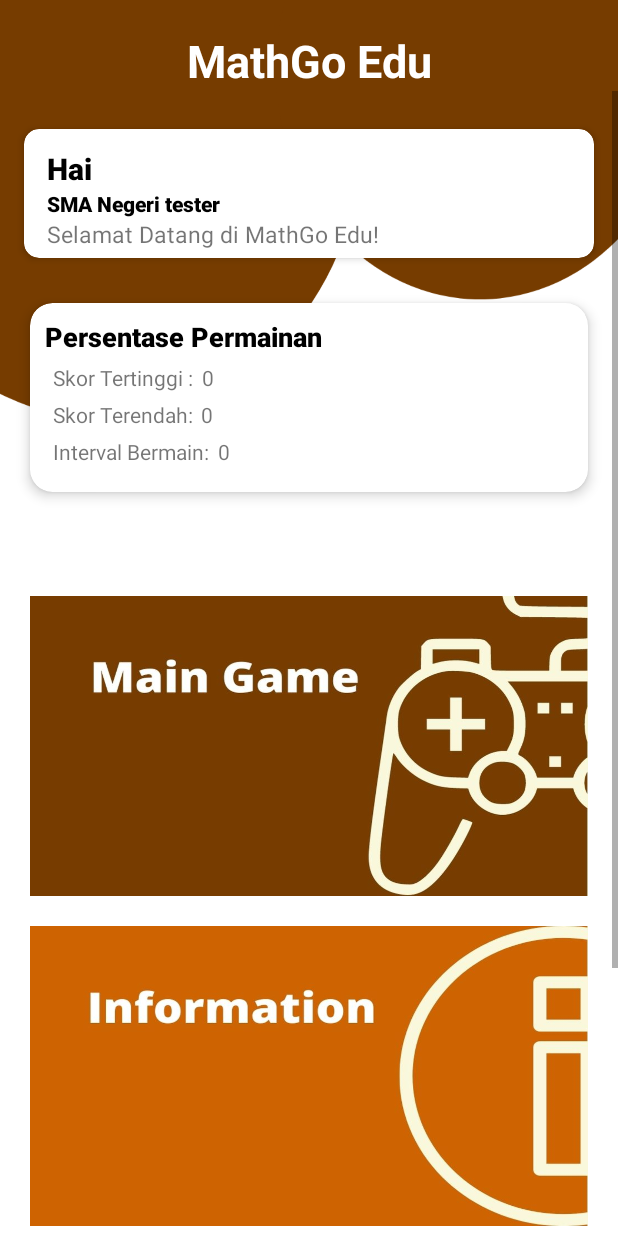
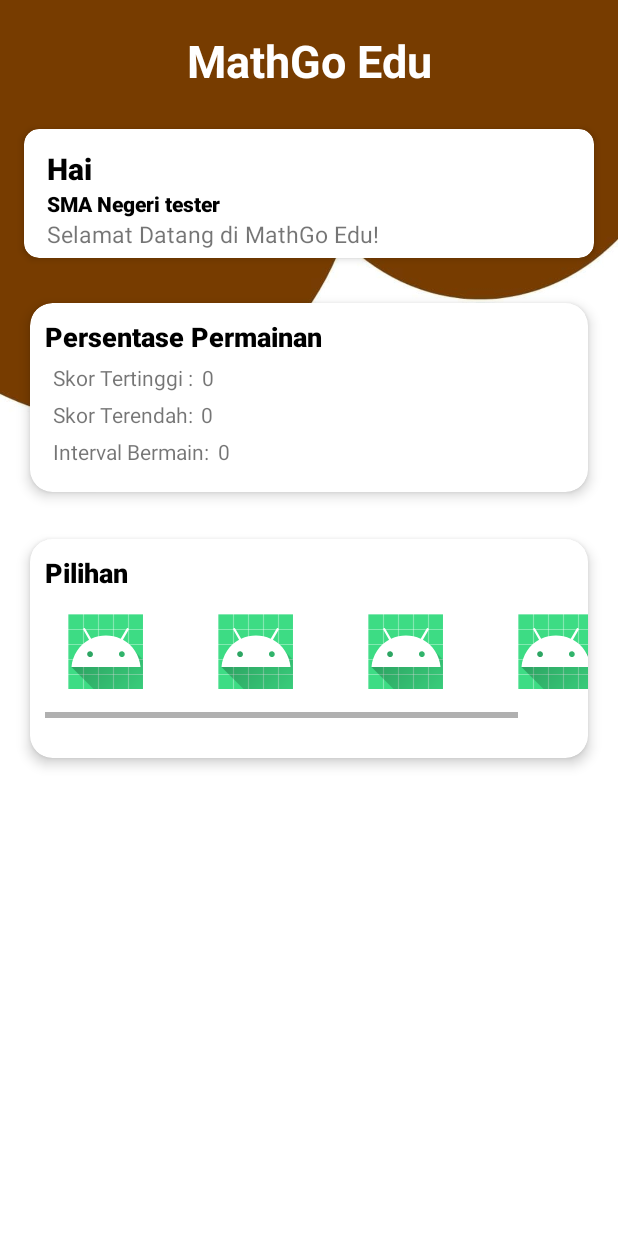
Before and after one commit to BagusAnanta/MathGo_Edu, an Android app: the Dashboard screen opened directly, with no data from a screen before it, on a phone screen of 412 x 824 dp. Run offline under Robolectric (Android 15) with nearby library versions, the phone set to English and light mode, and no system bars; 2 statements that could not run were skipped.

Commit message:
Mathgo BackUp

```diff
--- a/app/src/main/java/com/mathgoproject/mathgoedu/Dashboard.java
+++ b/app/src/main/java/com/mathgoproject/mathgoedu/Dashboard.java
@@ -13,6 +13,7 @@ import android.view.View;
 import android.view.Window;
 import android.view.WindowManager;
 import android.widget.ImageButton;
+import android.widget.RelativeLayout;
 import android.widget.TextView;
 import android.widget.Toast;
 
@@ -123,12 +124,4 @@ public class Dashboard extends AppCompatActivity {
             Name_sekolah.setText(userdataset.getAlldata().get(Index).get_namasekolah());
         }
     }
-
-  /* private void glideimage(){
-        int[] image = {R.drawable.main_game,R.drawable.information_card,R.drawable.settings};
-
-        Glide.with(this)
-                .load(image)
-                .into();
-    }*/
 }
--- a/app/src/main/res/layout/activity_dashboard.xml
+++ b/app/src/main/res/layout/activity_dashboard.xml
@@ -1,5 +1,6 @@
 <?xml version="1.0" encoding="utf-8"?>
 <RelativeLayout
+    android:id="@+id/test"
     xmlns:android="http://schemas.android.com/apk/res/android"
     xmlns:app="http://schemas.android.com/apk/res-auto"
     xmlns:tools="http://schemas.android.com/tools"
@@ -28,6 +29,7 @@
         >
 
     <RelativeLayout
+        android:id="@+id/component"
         android:layout_width="wrap_content"
         android:layout_height="match_parent"
         android:layout_below="@id/Title_MathgoEdu"
@@ -187,51 +189,85 @@
             </LinearLayout>
         </androidx.cardview.widget.CardView>
 
+        <androidx.cardview.widget.CardView
+            android:id="@+id/Menu_cardview"
+            android:layout_width="match_parent"
+            android:layout_height="170dp"
+            android:layout_marginTop="7dp"
+            android:layout_marginStart="10dp"
+            android:layout_marginEnd="10dp"
+            android:layout_marginBottom="10dp"
+            android:layout_below="@id/Analisis_cardview"
+            app:cardBackgroundColor="@android:color/background_light"
+            app:cardCornerRadius="15dp"
+            app:cardElevation="5dp"
+            app:cardUseCompatPadding="true">
+
+            <LinearLayout
+                android:layout_width="match_parent"
+                android:layout_height="wrap_content"
+                android:layout_marginStart="10dp"
+                android:layout_marginTop="10dp"
+                android:orientation="vertical">
+
                 <TextView
                     android:id="@+id/Pilihan_title"
                     android:layout_width="wrap_content"
                     android:layout_height="wrap_content"
-            android:layout_below="@+id/Analisis_cardview"
-            android:layout_marginStart="25dp"
-            android:layout_marginTop="10dp"
-            android:fontFamily="sans-serif-black"
                     android:text="@string/option_title"
-            android:textColor="@android:color/background_light"
-            android:textSize="20sp" />
+                    android:textColor="@android:color/background_dark"
+                    android:textSize="18sp"
+                    android:fontFamily="sans-serif-black"/>
+
+                <HorizontalScrollView
+                    android:layout_width="wrap_content"
+                    android:layout_height="wrap_content"
+                    android:scrollbars="horizontal"
+                    android:scrollbarStyle="insideInset">
 
                     <LinearLayout
-            android:layout_width="match_parent"
+                        android:layout_width="wrap_content"
                         android:layout_height="wrap_content"
-            android:layout_below="@+id/Pilihan_title"
-            android:layout_margin="10dp"
-            android:orientation="vertical">
+                        android:orientation="horizontal"
+                        android:layout_margin="15dp">
 
                         <ImageButton
                             android:id="@+id/Maingame_button"
-                android:layout_width="match_parent"
-                android:layout_height="200dp"
-                android:layout_margin="10dp"
-                android:background="@drawable/main_game"
-                android:contentDescription="@string/imange_soal_contdesc" />
+                            android:layout_width="50dp"
+                            android:layout_height="50dp"
+                            android:layout_marginEnd="50dp"
+                            android:src="@mipmap/ic_launcher_round"
+                            android:contentDescription="@string/icon_contdesc"/>
+
+                        <ImageButton
+                            android:id="@+id/Minigame_button"
+                            android:layout_width="50dp"
+                            android:layout_height="50dp"
+                            android:layout_marginEnd="50dp"
+                            android:layout_gravity="center"
+                            android:src="@mipmap/ic_launcher_round"
+                            android:contentDescription="@string/icon_contdesc"/>
 
                         <ImageButton
                             android:id="@+id/Information_button"
-                android:layout_width="match_parent"
-                android:layout_height="200dp"
-                android:layout_margin="10dp"
-                android:background="@drawable/information_card"
-                android:contentDescription="@string/imange_soal_contdesc" />
+                            android:layout_width="50dp"
+                            android:layout_height="50dp"
+                            android:layout_marginEnd="50dp"
+                            android:src="@mipmap/ic_launcher_round"
+                            android:contentDescription="@string/icon_contdesc"/>
 
                         <ImageButton
                             android:id="@+id/Settings_button"
-                android:layout_width="match_parent"
-                android:layout_height="200dp"
-                android:layout_margin="10dp"
-                android:background="@drawable/settings"
-                android:contentDescription="@string/imange_soal_contdesc" />
-
+                            android:layout_width="50dp"
+                            android:layout_height="50dp"
+                            android:layout_marginEnd="50dp"
+                            android:src="@mipmap/ic_launcher_round"
+                            android:contentDescription="@string/icon_contdesc"/>
 
                         </LinearLayout>
+                    </HorizontalScrollView>
+                </LinearLayout>
+            </androidx.cardview.widget.CardView>
         </RelativeLayout>
     </ScrollView>
 </RelativeLayout>
```
Also changed, not shown: app/src/main/res/drawable-large/background.png (deleted), app/src/main/res/drawable-normal/background.png (deleted), app/src/main/res/drawable-small/background.png (deleted), app/src/main/res/drawable-xlarge/background.png (deleted), app/src/main/res/drawable/background.jpg (added). Lines whose indentation alone changed are shown as unchanged.
